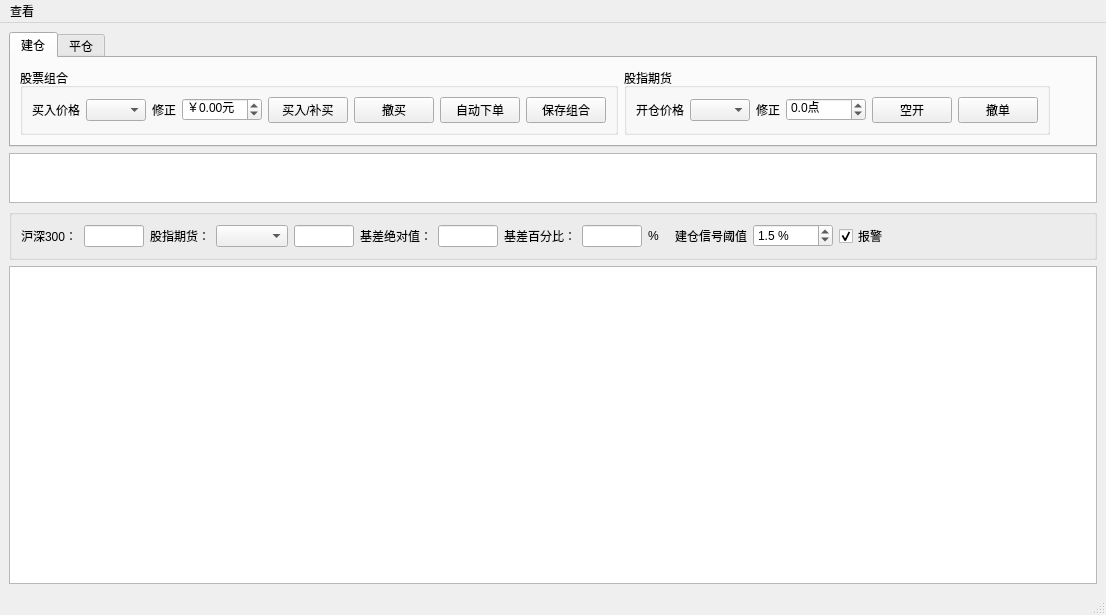
Above: dev/easytrader/tradeui.ui from unit-xx/xfiles before the change. Below: the same form after it.
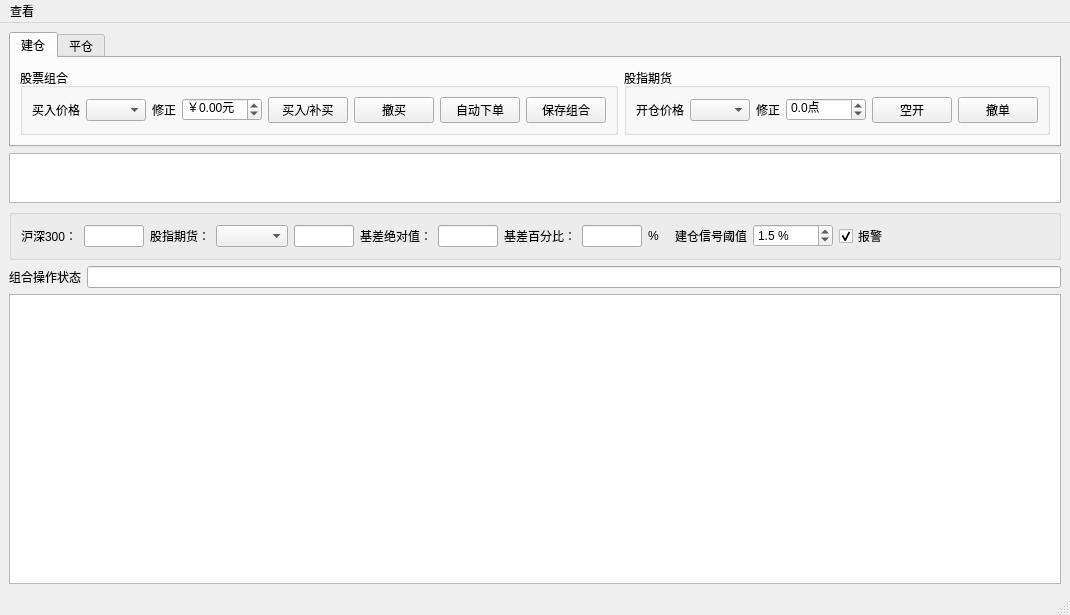
That is the form after the change.

```diff
--- a/dev/easytrader/tradeui.ui
+++ b/dev/easytrader/tradeui.ui
@@ -6,7 +6,7 @@
    <rect>
     <x>0</x>
     <y>0</y>
-    <width>1106</width>
+    <width>1042</width>
     <height>615</height>
    </rect>
   </property>
@@ -21,7 +21,7 @@
   </property>
   <widget class="QWidget" name="centralwidget">
    <layout class="QGridLayout" name="gridLayout_6">
-    <item row="0" column="0">
+    <item row="0" column="0" colspan="2">
      <widget class="QTabWidget" name="tabWidget">
       <property name="sizePolicy">
        <sizepolicy hsizetype="Minimum" vsizetype="Fixed">
@@ -498,7 +498,23 @@
       </widget>
      </widget>
     </item>
-    <item row="2" column="0">
+    <item row="1" column="0" colspan="2">
+     <widget class="QTableView" name="stockindex">
+      <property name="sizePolicy">
+       <sizepolicy hsizetype="Expanding" vsizetype="Fixed">
+        <horstretch>0</horstretch>
+        <verstretch>0</verstretch>
+       </sizepolicy>
+      </property>
+      <property name="maximumSize">
+       <size>
+        <width>16777215</width>
+        <height>50</height>
+       </size>
+      </property>
+     </widget>
+    </item>
+    <item row="2" column="0" colspan="2">
      <widget class="QGroupBox" name="groupBox_3">
       <property name="sizePolicy">
        <sizepolicy hsizetype="Preferred" vsizetype="Fixed">
@@ -782,7 +798,21 @@
       </layout>
      </widget>
     </item>
-    <item row="4" column="0">
+    <item row="3" column="0">
+     <widget class="QLabel" name="label_15">
+      <property name="text">
+       <string>组合操作状态</string>
+      </property>
+     </widget>
+    </item>
+    <item row="3" column="1">
+     <widget class="QLineEdit" name="bostatusline">
+      <property name="readOnly">
+       <bool>true</bool>
+      </property>
+     </widget>
+    </item>
+    <item row="4" column="0" colspan="2">
      <widget class="QTableView" name="stock">
       <property name="sizePolicy">
        <sizepolicy hsizetype="Expanding" vsizetype="Expanding">
@@ -792,22 +822,6 @@
       </property>
      </widget>
     </item>
-    <item row="1" column="0">
-     <widget class="QTableView" name="stockindex">
-      <property name="sizePolicy">
-       <sizepolicy hsizetype="Expanding" vsizetype="Fixed">
-        <horstretch>0</horstretch>
-        <verstretch>0</verstretch>
-       </sizepolicy>
-      </property>
-      <property name="maximumSize">
-       <size>
-        <width>16777215</width>
-        <height>50</height>
-       </size>
-      </property>
-     </widget>
-    </item>
    </layout>
   </widget>
   <widget class="QMenuBar" name="menubar">
@@ -818,7 +832,7 @@
     <rect>
      <x>0</x>
      <y>0</y>
-     <width>1106</width>
+     <width>1042</width>
      <height>18</height>
     </rect>
    </property>
```
